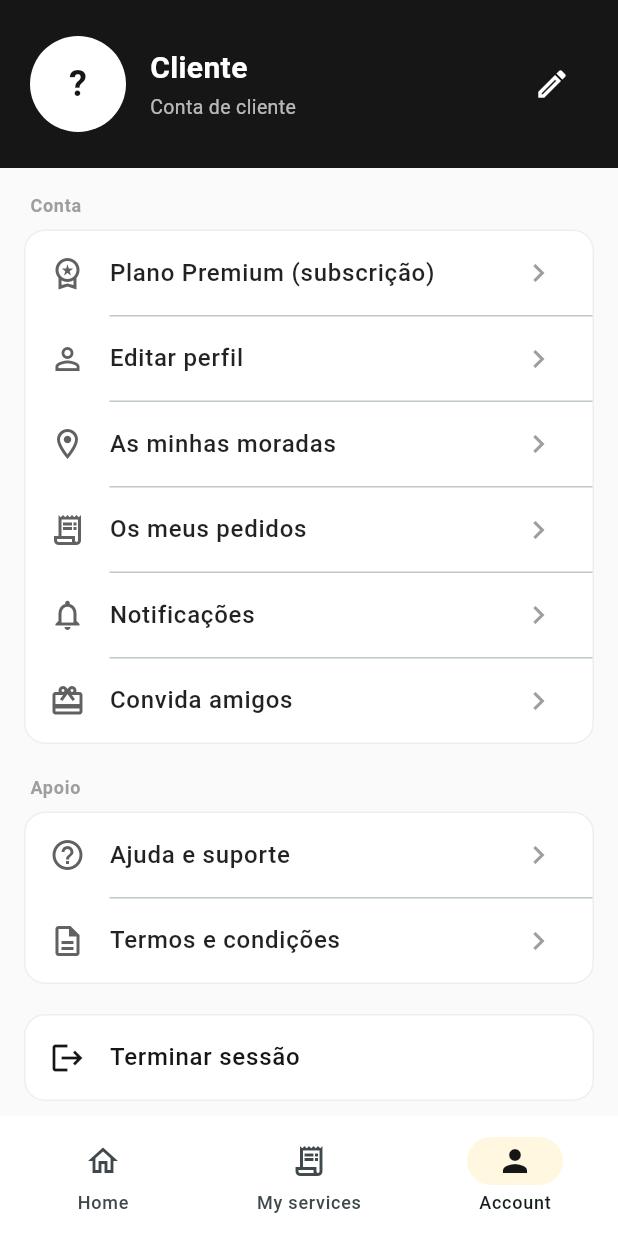
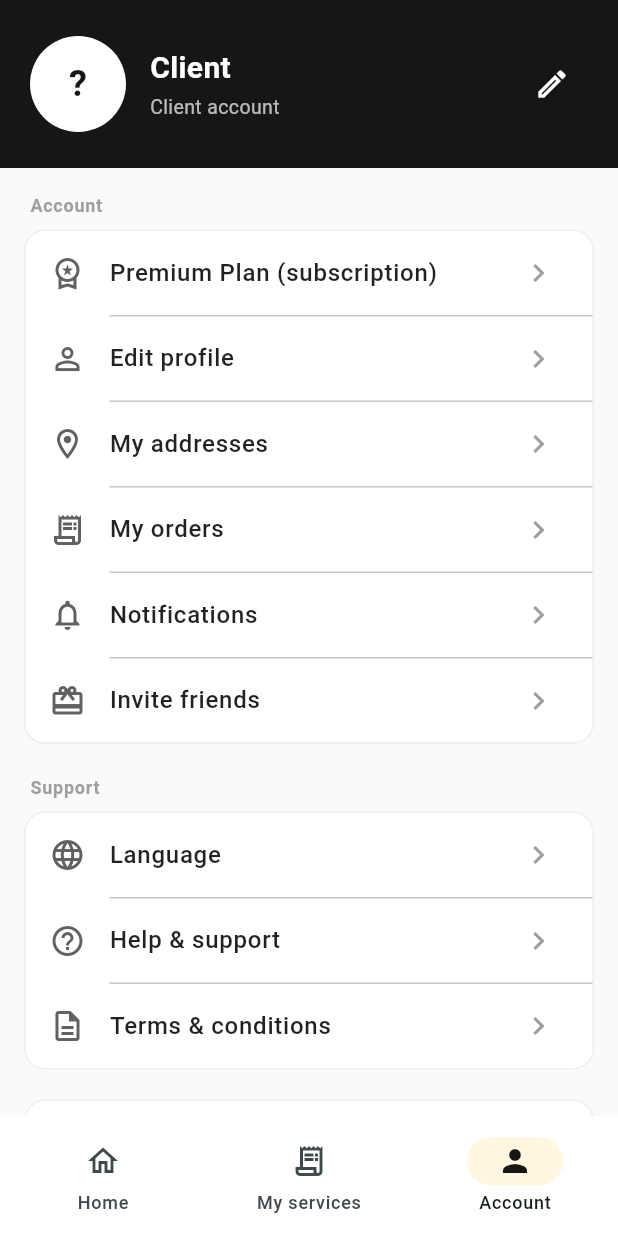
Before and after one commit to Dokitos/resolvaagora, a Flutter app: the ClientAccountScreen screen opened by its route, on a phone screen of 412 x 824 dp. Run offline on Flutter 3.47's test engine with Material 3 defaults, Android fonts, the phone set to English and light mode, and no system bars; our stand-ins replace dio, flutter_riverpod, flutter_secure_storage, go_router, image_picker, shared_preferences and 1 more; missing offline and left inert: flutter_stripe; accounts and stored records are empty; generated files the repository leaves out were written again; network calls fail.

Commit message:
FASE 6: traduzir ecra Conta + Os meus servicos (PT/EN)
- Conta: todas as seccoes/itens traduzidos + nova opcao de Idioma que abre
  o seletor PT/EN (como pedido para o cliente).
- Os meus servicos: titulo, estado vazio, erro e "sem data" traduzidos.
- Cobre agora os 3 separadores principais do cliente + login.

Co-Authored-By: Claude Opus 4.8 <noreply@anthropic.com>

```diff
--- a/mobile-technician/lib/features/client/home/client_account_screen.dart
+++ b/mobile-technician/lib/features/client/home/client_account_screen.dart
@@ -1,6 +1,8 @@
 import 'package:flutter/material.dart';
+import 'package:flutter_gen/gen_l10n/app_localizations.dart';
 import 'package:flutter_riverpod/flutter_riverpod.dart';
 import 'package:go_router/go_router.dart';
+import '../../../core/i18n/language_selector.dart';
 import '../../../core/services/auth_service.dart';
 import '../../../core/services/client_service.dart';
 import '../../../core/theme/app_theme.dart';
@@ -13,6 +15,7 @@ class ClientAccountScreen extends ConsumerWidget {
     final auth = ref.watch(authProvider).valueOrNull;
     final profile = ref.watch(clientProfileProvider);
     final unread = ref.watch(unreadCountProvider).valueOrNull ?? 0;
+    final l = AppLocalizations.of(context);
 
     return Scaffold(
       backgroundColor: Colors.grey[50],
@@ -39,12 +42,12 @@ class ClientAccountScreen extends ConsumerWidget {
                     crossAxisAlignment: CrossAxisAlignment.start,
                     children: [
                       Text(
-                        profile.valueOrNull?.fullName ?? auth?.name ?? 'Cliente',
+                        profile.valueOrNull?.fullName ?? auth?.name ?? l.accountRoleClient,
                         style: const TextStyle(color: Colors.white, fontSize: 20, fontWeight: FontWeight.bold),
                       ),
                       const SizedBox(height: 2),
                       Text(
-                        profile.valueOrNull?.email ?? 'Conta de cliente',
+                        profile.valueOrNull?.email ?? l.accountClientAccount,
                         style: const TextStyle(color: Colors.white70, fontSize: 13),
                       ),
                     ],
@@ -60,53 +63,58 @@ class ClientAccountScreen extends ConsumerWidget {
           const SizedBox(height: 16),
 
           // ── Conta ──
-          _SectionTitle('Conta'),
+          _SectionTitle(l.accountSectionAccount),
           _MenuGroup(children: [
             _MenuTile(
               icon: Icons.workspace_premium_outlined,
-              label: 'Plano Premium (subscrição)',
+              label: l.accountSubscription,
               onTap: () => context.push('/client/subscription'),
             ),
             _MenuTile(
               icon: Icons.person_outline,
-              label: 'Editar perfil',
+              label: l.accountEditProfile,
               onTap: () => context.push('/client/account/edit'),
             ),
             _MenuTile(
               icon: Icons.location_on_outlined,
-              label: 'As minhas moradas',
+              label: l.accountAddresses,
               onTap: () => context.push('/client/account/addresses'),
             ),
             _MenuTile(
               icon: Icons.receipt_long_outlined,
-              label: 'Os meus pedidos',
+              label: l.accountMyOrders,
               onTap: () => context.go('/client/services'),
             ),
             _MenuTile(
               icon: Icons.notifications_outlined,
-              label: 'Notificações',
+              label: l.accountNotifications,
               badge: unread,
               onTap: () => context.push('/client/account/notifications'),
             ),
             _MenuTile(
               icon: Icons.card_giftcard_outlined,
-              label: 'Convida amigos',
+              label: l.accountReferral,
               onTap: () => context.push('/client/referral'),
             ),
           ]),
           const SizedBox(height: 20),
 
           // ── Apoio ──
-          _SectionTitle('Apoio'),
+          _SectionTitle(l.accountSectionSupport),
           _MenuGroup(children: [
             _MenuTile(
+              icon: Icons.language,
+              label: l.language,
+              onTap: () => showLanguageSelector(context, ref),
+            ),
+            _MenuTile(
               icon: Icons.help_outline,
-              label: 'Ajuda e suporte',
+              label: l.accountHelp,
               onTap: () => context.push('/client/account/support'),
             ),
             _MenuTile(
               icon: Icons.description_outlined,
-              label: 'Termos e condições',
+              label: l.accountTerms,
               onTap: () => context.push('/client/account/terms'),
             ),
           ]),
@@ -116,7 +124,7 @@ class ClientAccountScreen extends ConsumerWidget {
           _MenuGroup(children: [
             _MenuTile(
               icon: Icons.logout,
-              label: 'Terminar sessão',
+              label: l.accountLogout,
               color: AppTheme.brandRed,
               showChevron: false,
               onTap: () {
--- a/mobile-technician/lib/features/client/home/client_services_screen.dart
+++ b/mobile-technician/lib/features/client/home/client_services_screen.dart
@@ -1,4 +1,5 @@
 import 'package:flutter/material.dart';
+import 'package:flutter_gen/gen_l10n/app_localizations.dart';
 import 'package:flutter_riverpod/flutter_riverpod.dart';
 import 'package:go_router/go_router.dart';
 import 'package:intl/intl.dart';
@@ -17,11 +18,12 @@ class ClientServicesScreen extends ConsumerWidget {
   @override
   Widget build(BuildContext context, WidgetRef ref) {
     final requests = ref.watch(clientServiceRequestsProvider);
+    final l = AppLocalizations.of(context);
 
     return Scaffold(
       backgroundColor: Colors.grey[50],
       appBar: AppBar(
-        title: const Text('Os meus serviços'),
+        title: Text(l.navMyServices),
         backgroundColor: AppTheme.brandRed,
         foregroundColor: Colors.white,
         elevation: 0,
@@ -41,9 +43,9 @@ class ClientServicesScreen extends ConsumerWidget {
                 const SizedBox(height: 80),
                 EmptyState(
                   icon: Icons.receipt_long_outlined,
-                  title: 'Ainda não tens pedidos',
-                  message: 'Os teus pedidos de serviço aparecerão aqui. Faz o primeiro em segundos.',
-                  actionLabel: 'Pedir um serviço',
+                  title: l.ordersEmptyTitle,
+                  message: l.ordersEmptyMessage,
+                  actionLabel: l.ordersEmptyAction,
                   onAction: () => context.go('/client/home'),
                 ),
               ]);
@@ -121,7 +123,7 @@ class _RequestCard extends StatelessWidget {
                 Text(
                   request.scheduledDate != null
                       ? dateFmt.format(request.scheduledDate!.toLocal())
-                      : 'Sem data definida',
+                      : AppLocalizations.of(context).noDateSet,
                   style: TextStyle(color: Colors.grey[700], fontSize: 13),
                 ),
                 const Spacer(),
@@ -141,15 +143,16 @@ class _ErrorState extends StatelessWidget {
 
   @override
   Widget build(BuildContext context) {
+    final l = AppLocalizations.of(context);
     return ListView(
       children: [
         const SizedBox(height: 120),
         const Icon(Icons.cloud_off_outlined, size: 56, color: Colors.grey),
         const SizedBox(height: 16),
-        const Center(child: Text('Não foi possível carregar os pedidos', style: TextStyle(color: Colors.grey))),
+        Center(child: Text(l.ordersLoadError, style: const TextStyle(color: Colors.grey))),
         const SizedBox(height: 16),
         Center(
-          child: OutlinedButton(onPressed: onRetry, child: const Text('Tentar novamente')),
+          child: OutlinedButton(onPressed: onRetry, child: Text(l.retry)),
         ),
       ],
     );
--- a/mobile-technician/lib/l10n/app_en.arb
+++ b/mobile-technician/lib/l10n/app_en.arb
@@ -10,6 +10,27 @@
   "navHome": "Home",
   "navMyServices": "My services",
   "navAccount": "Account",
+
+  "accountRoleClient": "Client",
+  "accountClientAccount": "Client account",
+  "accountSectionAccount": "Account",
+  "accountSubscription": "Premium Plan (subscription)",
+  "accountEditProfile": "Edit profile",
+  "accountAddresses": "My addresses",
+  "accountMyOrders": "My orders",
+  "accountNotifications": "Notifications",
+  "accountReferral": "Invite friends",
+  "accountSectionSupport": "Support",
+  "accountHelp": "Help & support",
+  "accountTerms": "Terms & conditions",
+  "accountLogout": "Sign out",
+
+  "ordersEmptyTitle": "You don't have any orders yet",
+  "ordersEmptyMessage": "Your service requests will appear here. Place your first one in seconds.",
+  "ordersEmptyAction": "Request a service",
+  "noDateSet": "No date set",
+  "ordersLoadError": "Couldn't load your orders",
+  "retry": "Try again",
 
   "loginWelcomeBack": "Welcome back. Sign in to continue.",
   "fieldEmail": "Email",
```
Also changed, not shown: mobile-technician/lib/l10n/app_pt.arb (+21 -0 lines).
